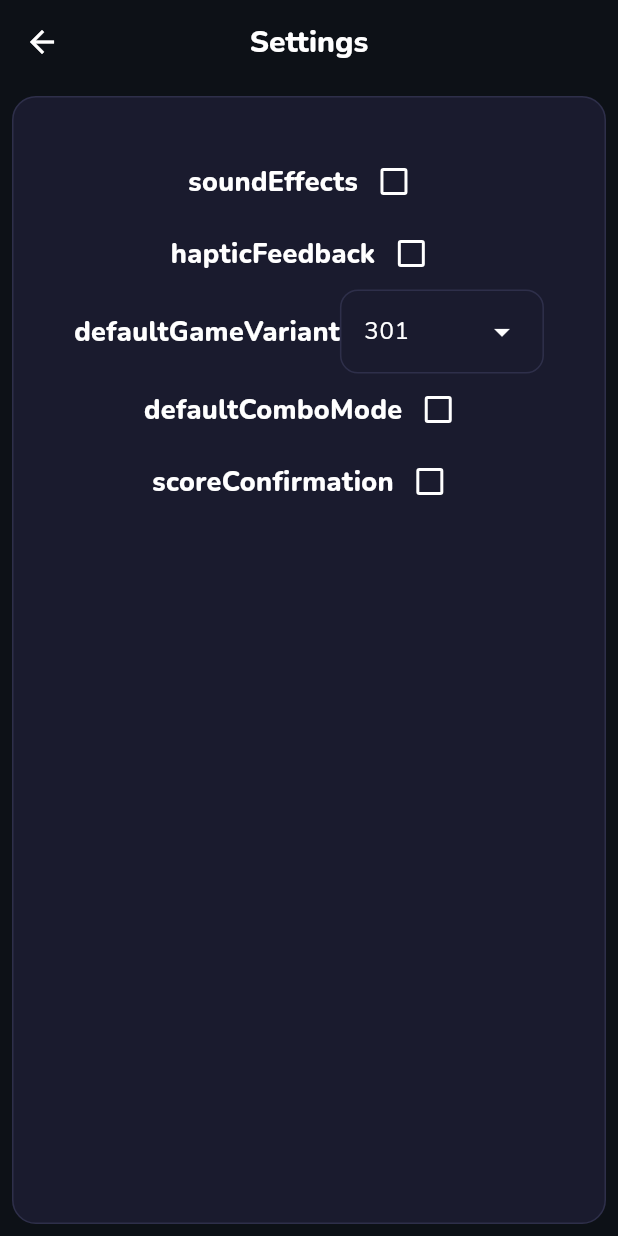
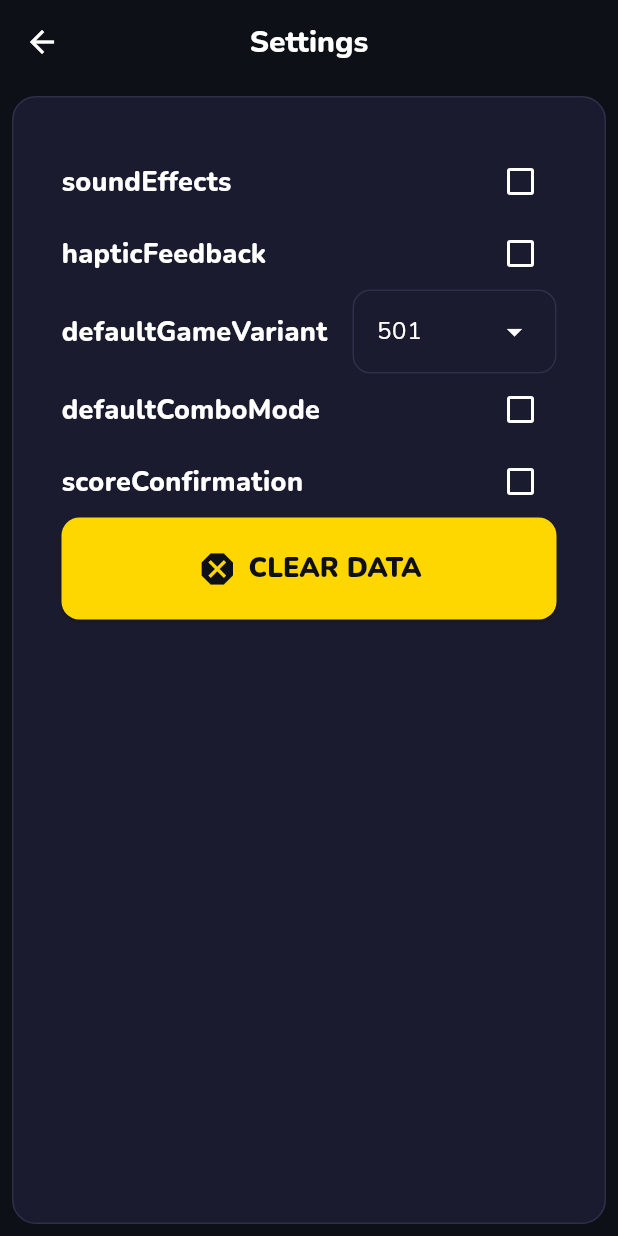
Before and after one commit to BySplashGm/OpenDart, a Flutter app: the GameSettingsScreen screen opened directly, on a phone screen of 412 x 824 dp. Run offline on Flutter 3.47's test engine with Material 3 defaults, Android fonts, the phone set to English and light mode, and no system bars; our stand-ins replace flutter_animate, flutter_riverpod, google_fonts, sqflite_common_ffi; accounts and stored records are empty.

Commit message:
feat: Settings menu nicened up, added "delete all data" button, made sure the settings are working. Now they need to be integrated into the app itself ...

```diff
--- a/lib/models/game_rules.dart
+++ b/lib/models/game_rules.dart
@@ -2,5 +2,5 @@
 /// Full per-game rules (doubleOut, doubleIn) are stored directly on [Game].
 /// A configurable rules engine is deferred to Phase 2.
 abstract final class GameRules {
-  static const List<int> variants = [301, 501, 701];
+  static const List<String> variants = ['301', '501', '701'];
 }
--- a/lib/models/settings.dart
+++ b/lib/models/settings.dart
@@ -46,9 +46,10 @@ class Settings {
     Settings basicSettings = Settings();
     basicSettings.addValue('soundEffects', false);
     basicSettings.addValue('hapticFeedback', false);
-    basicSettings.addValue('defaultGameVariant', 501);
+    basicSettings.addValue('defaultGameVariant', "501");
     basicSettings.addValue('defaultComboMode', false);
     basicSettings.addValue('scoreConfirmation', false);
+    basicSettings.addValue('deleteAllData', false);
     return basicSettings;
   }
 }
--- a/lib/ui/screens/game_settings_screen.dart
+++ b/lib/ui/screens/game_settings_screen.dart
@@ -33,14 +33,19 @@ class _GameSettingsScreenState extends ConsumerState<GameSettingsScreen> {
         child: settingsAsync.when(
           loading: () => const Center(child: CircularProgressIndicator()),
           error: (e, _) => Center(child: Text('Error: $e')),
-          data: (settings) => _buildBody(context, settings),
+          data: (settings) => buildBody(context, ref, settings),
         ),
       ),
     );
   }
 
-  dynamic _createValueSelector(int index, Settings settings /*value*/) {
-    var key = settings.settingValues.keys.elementAt(index);
+  dynamic _createValueSelector(
+    BuildContext context,
+    WidgetRef ref,
+    String key,
+    Settings settings,
+  ) {
+    //var key = settings.settingValues.keys.elementAt(index);
     var value = settings.settingValues[key];
     if (value is bool) {
       return Checkbox(
@@ -53,13 +58,27 @@ class _GameSettingsScreenState extends ConsumerState<GameSettingsScreen> {
         },
       );
     }
-    if (value is int) {
+    if (value is String) {
+      List<String> optionList = [];
+
+      if (key == "defaultGameVariant") {
+        optionList = GameRules.variants;
+      }
+
       return DropdownMenu(
-        initialSelection: GameRules.variants[0],
+        initialSelection: value, //optionList[index],
         dropdownMenuEntries: [
-          for (var variant in GameRules.variants)
-            DropdownMenuEntry(label: variant.toString(), value: variant),
+          for (var option in optionList)
+            DropdownMenuEntry(
+              label: option,
+              value: option,
+            ),
         ],
+        onSelected: (element) {
+          setState(() {
+            settings.settingValues[key] = element;
+          });
+        },
       );
     }
 
@@ -72,7 +91,101 @@ class _GameSettingsScreenState extends ConsumerState<GameSettingsScreen> {
     );
   }
 
-  Widget _buildBody(BuildContext context, Settings settings) {
+  Future<void> _showKillDialog(BuildContext context, WidgetRef ref) async {
+    //final controller = TextEditingController();
+    final result = await showDialog<String>(
+      context: context,
+      builder: (ctx) => AlertDialog(
+        backgroundColor: AppColors.surface,
+        title: Text(
+          'Delete ALL Data?',
+          style: GoogleFonts.nunito(
+            fontWeight: FontWeight.w800,
+            color: AppColors.textPrimary,
+          ),
+        ),
+        /*content: TextField(
+          controller: controller,
+          autofocus: true,
+          maxLength: 20,
+          decoration: const InputDecoration(
+            hintText: 'Player name',
+            counterText: '',
+          ),
+          onSubmitted: (v) => Navigator.pop(ctx, v.trim()),
+        ),*/
+        actions: [
+          TextButton(
+            onPressed: () => Navigator.pop(ctx, 'false'),
+            child: const Text(
+              'Cancel',
+              style: TextStyle(color: AppColors.green),
+            ),
+          ),
+          ElevatedButton(
+            onPressed: () => Navigator.pop(ctx, 'true'),
+            child: const Text(
+              'CONFIRM (WARNING! no more questions after this point! Your data WILL be lost!)',
+              style: TextStyle(color: AppColors.red),
+            ),
+          ),
+        ],
+      ),
+    );
+
+    if (result == "true") {
+      //Start kill sequence here ...
+    }
+  }
+
+  Widget createSettingItem(
+    BuildContext context,
+    WidgetRef ref,
+    int index,
+    Settings settings,
+  ) {
+    var key = settings.settingValues.keys.elementAt(index);
+
+    if (key == "deleteAllData") {
+      return SizedBox(
+        width: double.infinity,
+        child: ElevatedButton.icon(
+          onPressed: () => _showKillDialog(context, ref),
+          /*Navigator.push(
+                      context,
+                      MaterialPageRoute(builder: (_) => const GameSetupScreen()),
+                    )*/
+          icon: const Icon(Icons.dangerous, size: 28),
+          label: const Text('CLEAR DATA'),
+          style: ElevatedButton.styleFrom(
+            padding: const EdgeInsets.symmetric(vertical: 20),
+            textStyle: GoogleFonts.nunito(
+              fontSize: 18,
+              fontWeight: FontWeight.w900,
+            ),
+          ),
+        ),
+      );
+    }
+
+    return Row(
+      mainAxisAlignment: MainAxisAlignment.spaceEvenly,
+      children: [
+        Expanded(
+          child: Text(
+            key,
+            style: GoogleFonts.nunito(
+              fontSize: 18,
+              fontWeight: FontWeight.w800,
+            ),
+          ),
+        ),
+        _createValueSelector(context, ref, key, settings),
+      ],
+    );
+  }
+
+  Widget buildBody(BuildContext context, WidgetRef ref, Settings settings) {
     return Container(
       padding: const EdgeInsets.all(16),
       decoration: BoxDecoration(
@@ -84,23 +197,7 @@ class _GameSettingsScreenState extends ConsumerState<GameSettingsScreen> {
         padding: EdgeInsets.all(16),
         itemCount: settings.settingValues.length,
         itemBuilder: (context, int index) {
-          final key = settings.settingValues.keys.elementAt(index);
-          var value = settings.settingValues[key];
-          var valueDisplay = _createValueSelector(index, settings /*value*/);
-
-          return Row(
-            mainAxisAlignment: MainAxisAlignment.center,
-            children: [
-              Text(
-                key,
-                style: GoogleFonts.nunito(
-                  fontSize: 18,
-                  fontWeight: FontWeight.w800,
-                ),
-              ),
-              valueDisplay,
-            ],
-          );
+          return createSettingItem(context, ref, index, settings);
         },
       ),
     );
--- a/lib/ui/screens/game_setup_screen.dart
+++ b/lib/ui/screens/game_setup_screen.dart
@@ -96,7 +96,7 @@ class _GameSetupScreenState extends ConsumerState<GameSetupScreen> {
           child: Padding(
             padding: const EdgeInsets.symmetric(horizontal: 4),
             child: GestureDetector(
-              onTap: () => setState(() => _selectedVariant = v),
+              onTap: () => setState(() => _selectedVariant = int.parse(v)),
               child: AnimatedContainer(
                 duration: const Duration(milliseconds: 180),
                 padding: const EdgeInsets.symmetric(vertical: 18),
@@ -112,7 +112,7 @@ class _GameSetupScreenState extends ConsumerState<GameSetupScreen> {
                   ),
                 ),
                 child: Text(
-                  '$v',
+                  v,
                   style: GoogleFonts.nunito(
                     fontSize: 22,
                     fontWeight: FontWeight.w900,
```
